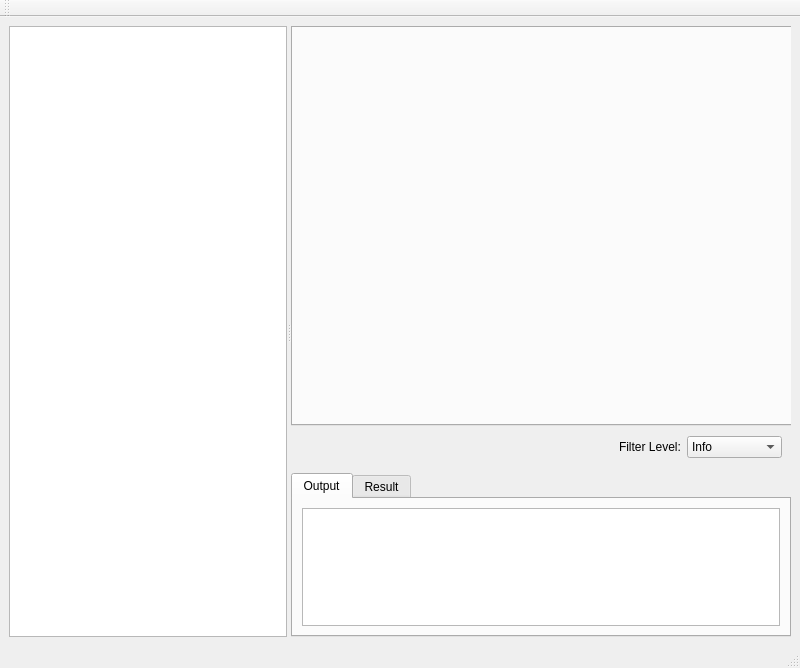
This is main.ui in xuechaofelix/DeepUI as Qt 5 draws it before an edit. The edited form follows.
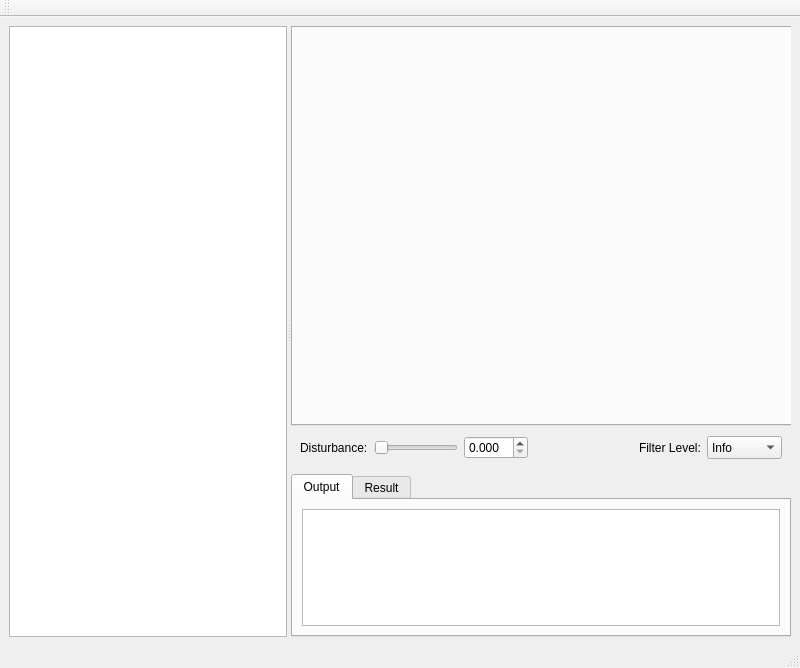
This is the edited form. Icons and pictures are not drawn.

The edit to the form file:
```diff
--- a/main.ui
+++ b/main.ui
@@ -117,7 +117,37 @@
              <verstretch>0</verstretch>
             </sizepolicy>
            </property>
-           <layout class="QHBoxLayout" name="horizontalLayout" stretch="4,1">
+           <layout class="QHBoxLayout" name="horizontalLayout" stretch="0,0,0,4,1">
+            <item>
+             <widget class="QLabel" name="delta">
+              <property name="text">
+               <string>Disturbance:</string>
+              </property>
+             </widget>
+            </item>
+            <item>
+             <widget class="QSlider" name="delta_slider">
+              <property name="orientation">
+               <enum>Qt::Horizontal</enum>
+              </property>
+             </widget>
+            </item>
+            <item>
+             <widget class="QDoubleSpinBox" name="delta_value">
+              <property name="cursor">
+               <cursorShape>ArrowCursor</cursorShape>
+              </property>
+              <property name="suffix">
+               <string/>
+              </property>
+              <property name="decimals">
+               <number>3</number>
+              </property>
+              <property name="stepType">
+               <enum>QAbstractSpinBox::AdaptiveDecimalStepType</enum>
+              </property>
+             </widget>
+            </item>
             <item alignment="Qt::AlignRight">
              <widget class="QLabel" name="label">
               <property name="text">
```
